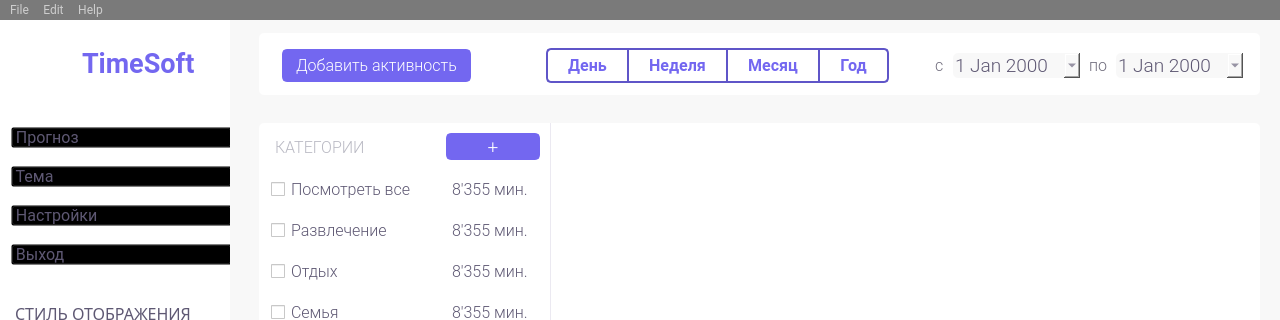
yurii-bel/project_2021, file design/mainwindow_w.ui: the form before one commit; both pictures show x 0 to 1280 and y 0 to 320 of the 1280 by 768 pixel window.
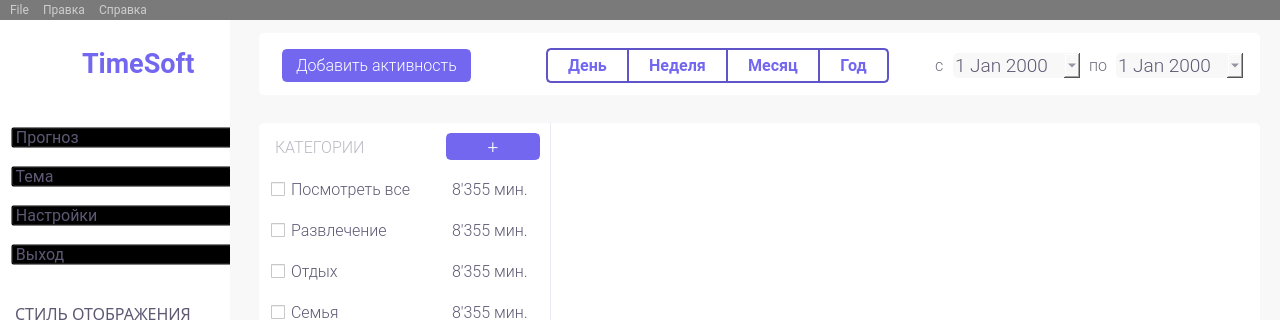
The form after the commit. Icons and pictures are not drawn.

Patch:
```diff
--- a/design/mainwindow_w.ui
+++ b/design/mainwindow_w.ui
@@ -1403,7 +1403,7 @@
      <x>0</x>
      <y>0</y>
      <width>1280</width>
-     <height>21</height>
+     <height>20</height>
     </rect>
    </property>
    <property name="font">
@@ -1474,7 +1474,7 @@
 }</string>
     </property>
     <property name="title">
-     <string>Edit</string>
+     <string>Правка</string>
     </property>
     <widget class="QMenu" name="mainwindow_w_dropdown_menu_select_chart">
      <property name="font">
@@ -1541,7 +1541,7 @@
 }</string>
     </property>
     <property name="title">
-     <string>Help</string>
+     <string>Справка</string>
     </property>
     <addaction name="mainwindow_w_act_help"/>
     <addaction name="mainwindow_w_act_about_program"/>
```
